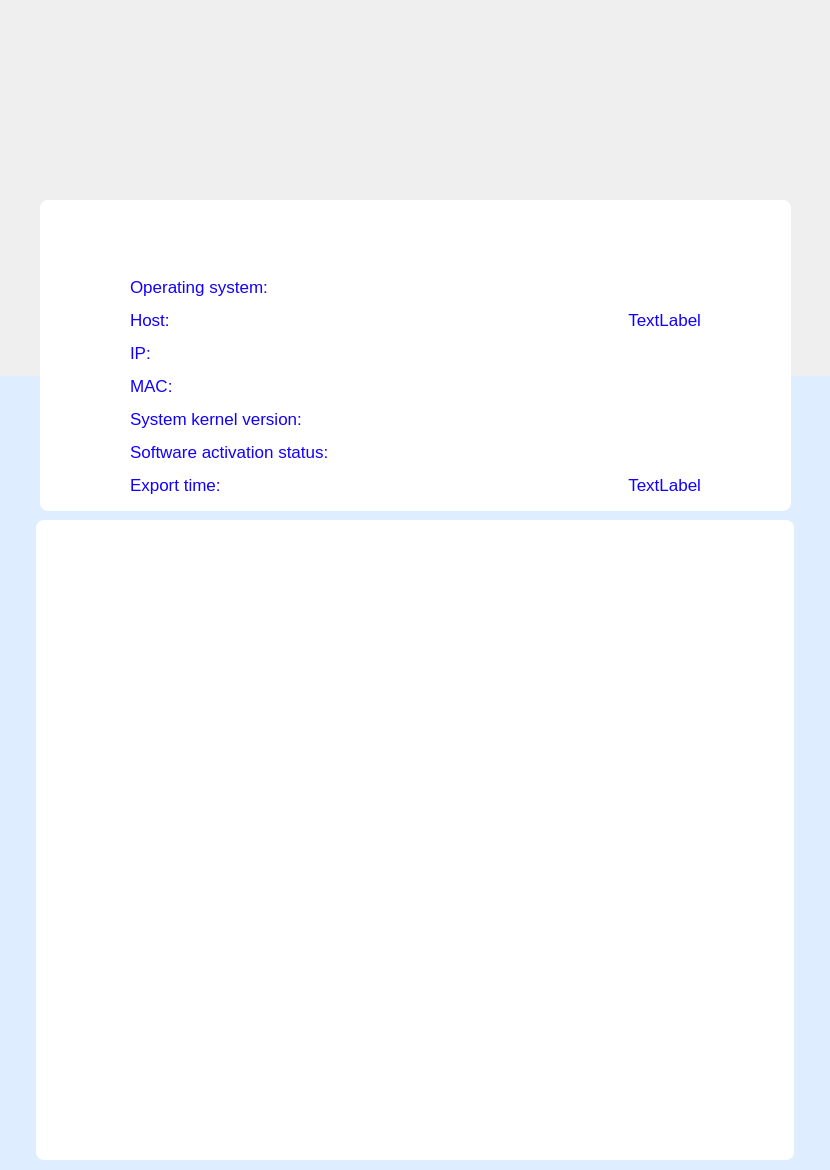
Qt form plugins/gui/br/reports/pdf.ui (openeuler-mirror/ks-ssr) before a commit.
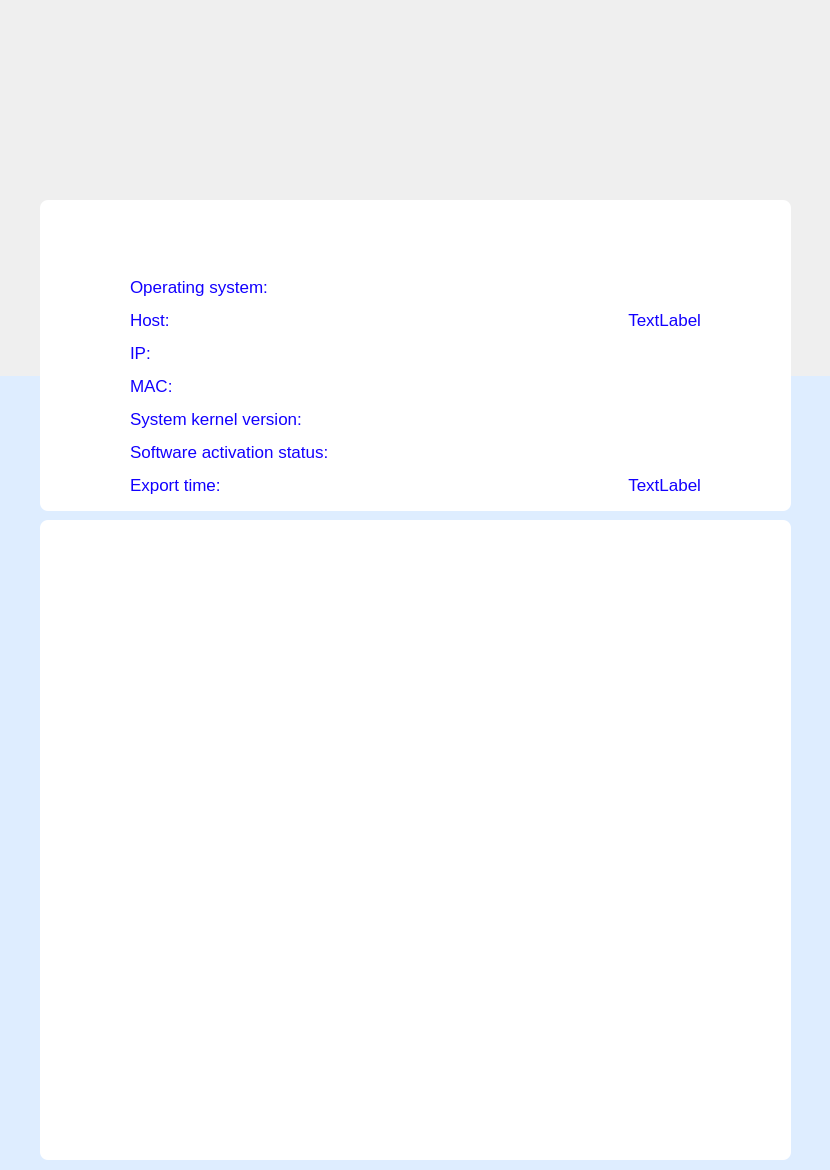
The same form after that commit. Icons and pictures are not drawn.

Commit message: feature（reports）：modify code changes - 报表加入主机名

Patch:
```diff
--- a/plugins/gui/br/reports/pdf.ui
+++ b/plugins/gui/br/reports/pdf.ui
@@ -325,9 +325,9 @@
   <widget class="QWidget" name="widget_3" native="true">
    <property name="geometry">
     <rect>
-     <x>36</x>
+     <x>40</x>
      <y>520</y>
-     <width>758</width>
+     <width>751</width>
      <height>640</height>
     </rect>
    </property>
```
